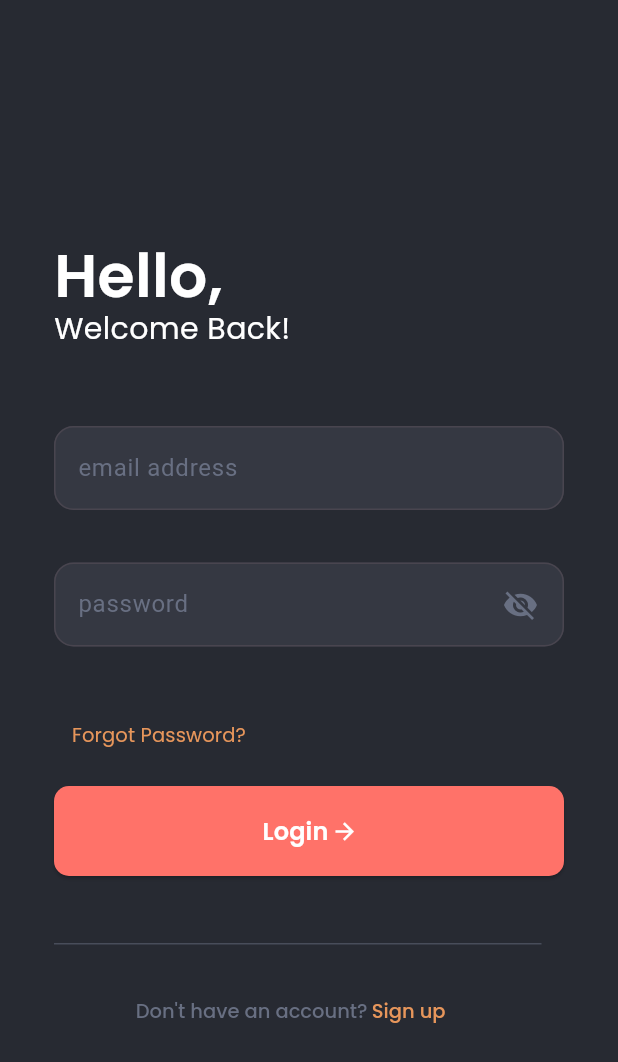
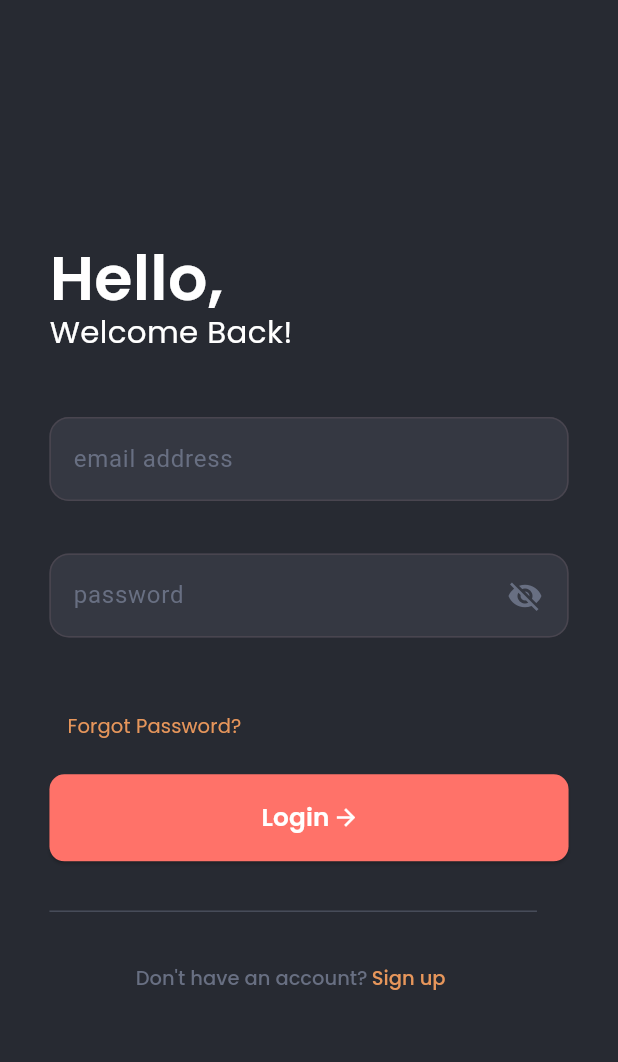
Before and after one commit to NouranAlSharawneh/appebite, a Flutter app: the screen it shows after launch, on a phone screen of 412 x 824 dp. Shown: the top 1062 px of the screen. Run offline on Flutter 3.47's test engine with Material 3 defaults, Android fonts, the phone set to English and light mode, and no system bars; our stand-ins replace cloud_firestore, firebase_auth, firebase_core, firebase_storage, flutter_rating_bar, google_fonts and 2 more; accounts and stored records are empty.

Commit message:
media query added

```diff
--- a/lib/pages/login/login_screen.dart
+++ b/lib/pages/login/login_screen.dart
@@ -5,7 +5,6 @@ import 'package:appebite/pages/login/widgets/login_title_section.dart';
 import 'package:appebite/pages/login/widgets/Login_page_navigator.dart';
 import 'package:appebite/pages/login/widgets/login_section_divider.dart';
 import 'package:appebite/pages/login/widgets/login_forget_password.dart';
-
 
 class LoginPage extends StatefulWidget {
   const LoginPage({Key? key}) : super(key: key);
@@ -21,6 +20,9 @@ class _LoginPageState extends State<LoginPage> {
 
   @override
   Widget build(BuildContext context) {
+    final screenWidth = MediaQuery.of(context).size.width;
+    final screenHeight = MediaQuery.of(context).size.height;
+
     return SafeArea(
       child: Scaffold(
         backgroundColor: const Color(0xff272a32),
@@ -28,16 +30,20 @@ class _LoginPageState extends State<LoginPage> {
           child: SizedBox(
             width: double.infinity,
             child: Container(
-          padding: const EdgeInsets.fromLTRB(36, 14, 36, 8),
-          width: double.infinity,
+              padding: EdgeInsets.fromLTRB(
+                screenWidth * 0.08,
+                screenHeight * 0.05,
+                screenWidth * 0.08,
+                screenHeight * 0.02,
+              ),
               decoration: const BoxDecoration(
                 color: Color(0xff272a32),
               ),
               child: Column(
                 crossAxisAlignment: CrossAxisAlignment.start,
                 children: [
-              const SizedBox(
-                height: 150,
+                  SizedBox(
+                    height: screenHeight * 0.15,
                   ),
                   const TitleSection(),
                   Form(
@@ -55,7 +61,11 @@ class _LoginPageState extends State<LoginPage> {
                           isPassword: true,
                         ),
                         const ForgetPassword(),
-                    LoginButton(formKey: _formKey, emailController: _emailController, passwordController: _passwordController,),
+                        LoginButton(
+                          formKey: _formKey,
+                          emailController: _emailController,
+                          passwordController: _passwordController,
+                        ),
                       ],
                     ),
                   ),
@@ -64,7 +74,9 @@ class _LoginPageState extends State<LoginPage> {
                 ],
               ),
             ),
-      ),),),
+          ),
+        ),
+      ),
     );
   }
 }
--- a/lib/pages/login/widgets/login_button.dart
+++ b/lib/pages/login/widgets/login_button.dart
@@ -1,6 +1,6 @@
-import 'package:flutter/material.dart';
 import 'package:appebite/pages/settings/settings_edit_information.dart';
 import 'package:firebase_auth/firebase_auth.dart';
+import 'package:flutter/material.dart';
 import 'package:google_fonts/google_fonts.dart';
 
 class LoginButton extends StatelessWidget {
@@ -17,8 +17,15 @@ class LoginButton extends StatelessWidget {
 
   @override
   Widget build(BuildContext context) {
+    final screenHeight = MediaQuery.of(context).size.height;
+
     return Container(
-      margin: const EdgeInsets.fromLTRB(0, 10, 0, 45),
+      margin: EdgeInsets.fromLTRB(
+        0,
+        screenHeight * 0.01,
+        0,
+        screenHeight * 0.04,
+      ),
       width: double.infinity,
       child: ElevatedButton(
         onPressed: () async {
@@ -27,7 +34,8 @@ class LoginButton extends StatelessWidget {
             formKey.currentState!.save();
             try {
               // Sign in user with email and password using FirebaseAuth
-              final userCredential = await FirebaseAuth.instance.signInWithEmailAndPassword(
+              final userCredential =
+                  await FirebaseAuth.instance.signInWithEmailAndPassword(
                 email: emailController.text,
                 password: passwordController.text,
               );
@@ -47,7 +55,10 @@ class LoginButton extends StatelessWidget {
           }
         },
         style: ElevatedButton.styleFrom(
-          padding: const EdgeInsets.symmetric(horizontal: 126, vertical: 18),
+          padding: EdgeInsets.symmetric(
+            horizontal: MediaQuery.of(context).size.width * 0.2,
+            vertical: screenHeight * 0.02,
+          ),
           backgroundColor: const Color(0xffff7269),
           shape: RoundedRectangleBorder(
             borderRadius: BorderRadius.circular(10),
@@ -60,7 +71,7 @@ class LoginButton extends StatelessWidget {
               'Login ',
               textAlign: TextAlign.center,
               style: GoogleFonts.poppins(
-                fontSize: 16,
+                fontSize: screenHeight * 0.020,
                 fontWeight: FontWeight.w600,
                 height: 1.5,
                 color: const Color(0xffffffff),
--- a/lib/pages/login/widgets/login_title_section.dart
+++ b/lib/pages/login/widgets/login_title_section.dart
@@ -6,15 +6,22 @@ class TitleSection extends StatelessWidget {
 
   @override
   Widget build(BuildContext context) {
+    final screenHeight = MediaQuery.of(context).size.height;
+
     return Container(
-      margin: const EdgeInsets.fromLTRB(0, 0, 100, 50),
+      margin: EdgeInsets.fromLTRB(
+        0,
+        0,
+        0,
+        screenHeight * 0.05,
+      ),
       child: Column(
         crossAxisAlignment: CrossAxisAlignment.start,
         children: [
           Text(
             'Hello,',
             style: GoogleFonts.poppins(
-              fontSize: 40,
+              fontSize: screenHeight * 0.05,
               fontWeight: FontWeight.w600,
               height: 1,
               color: const Color(0xffffffff),
@@ -23,7 +30,7 @@ class TitleSection extends StatelessWidget {
           Text(
             'Welcome Back!',
             style: GoogleFonts.poppins(
-              fontSize: 20,
+              fontSize: screenHeight * 0.025,
               fontWeight: FontWeight.w400,
               height: 1.5,
               color: const Color(0xffffffff),
```
Lines whose indentation alone changed are shown as unchanged.
